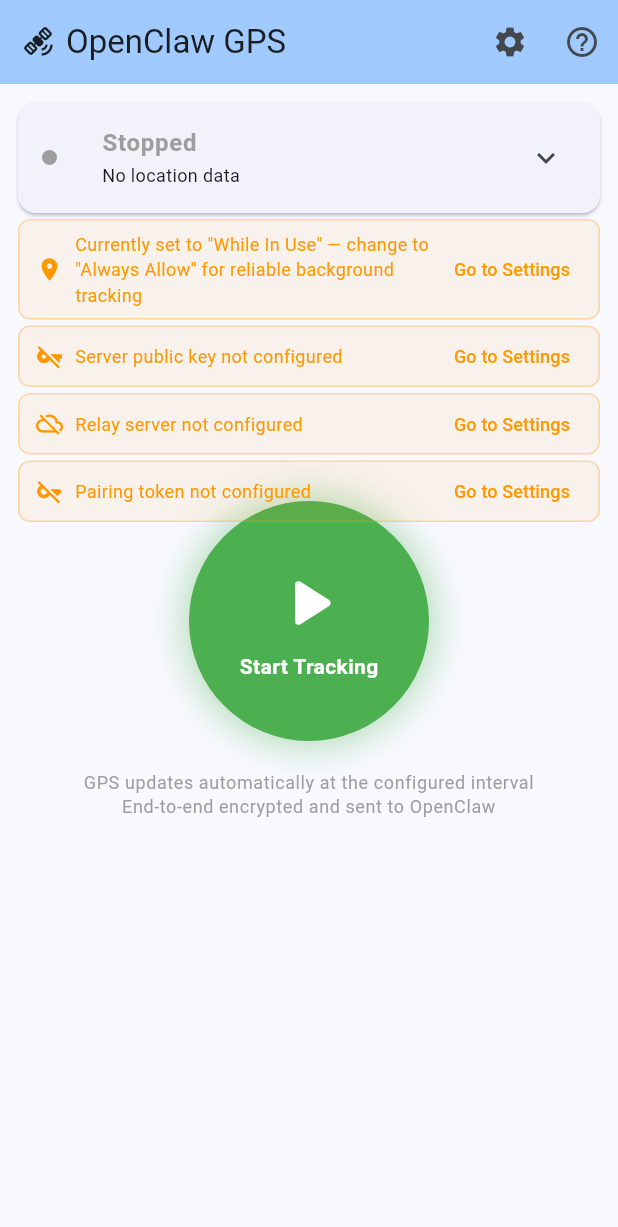
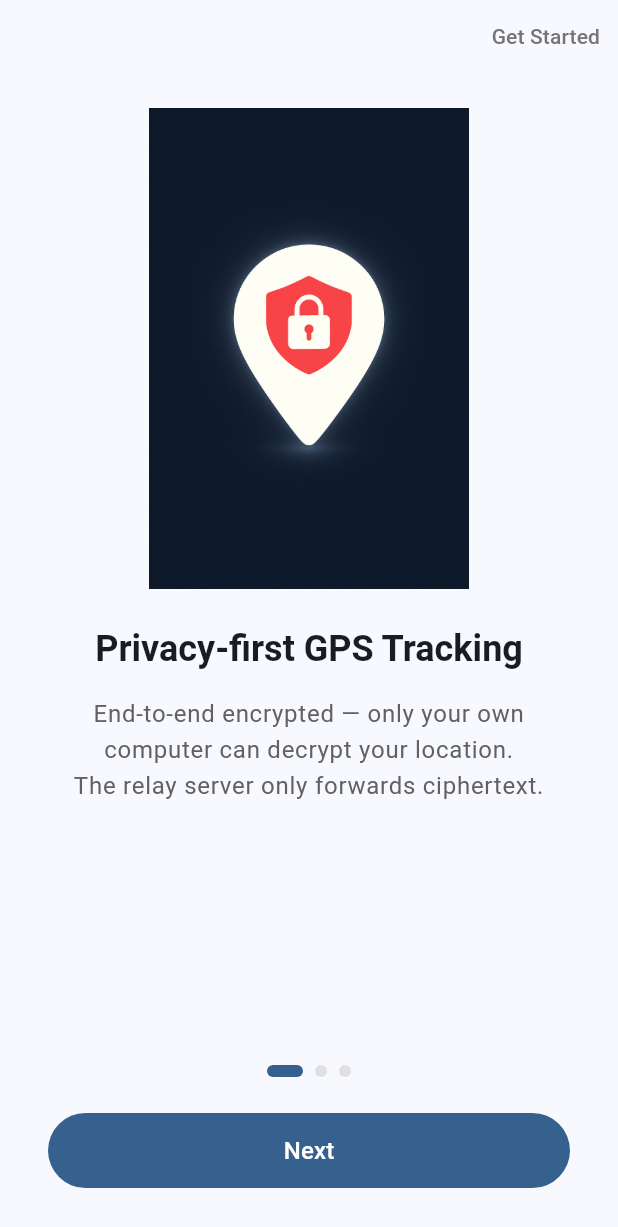
Before and after one commit to luna61ouo/gps-tracker-app, a Flutter app: the screen it shows after launch, on a phone screen of 412 x 824 dp. Shown: the top 1227 px of the screen. Run offline on Flutter 3.47's test engine with Material 3 defaults, Android fonts, the phone set to English and light mode, and no system bars; our stand-ins replace flutter_local_notifications, geolocator, permission_handler, sensors_plus, shared_preferences; missing offline and left inert: cryptography, flutter_background_service; project files that could hold a hidden picture were left out.

Commit message:
Add onboarding screen and rename relay label
- 3-page onboarding on first launch (privacy, architecture, setup guide)
- After completion, goes to main page and never shows again
- Rename 'Official Relay' to 'Default Relay' / '預設中繼'
- Add tutorial images as assets

Co-Authored-By: Claude Opus 4.6 (1M context) <noreply@anthropic.com>

```diff
--- a/lib/l10n/app_strings.dart
+++ b/lib/l10n/app_strings.dart
@@ -29,6 +29,16 @@ abstract class AppStrings {
   String get helpSetupTitle;
   String get helpSetupDesc;
   String get helpPrivacy;
+
+  // ── Onboarding ──────────────────────────────────────────────────────────
+  String get onboardingPage1Title;
+  String get onboardingPage1Body;
+  String get onboardingPage2Title;
+  String get onboardingPage2Body;
+  String get onboardingPage3Title;
+  String get onboardingPage3Body;
+  String get onboardingNext;
+  String get onboardingStart;
 
   // ── Common buttons ───────────────────────────────────────────────────────
   String get btnGotIt;
--- a/lib/l10n/strings_en.dart
+++ b/lib/l10n/strings_en.dart
@@ -30,6 +30,19 @@ class AppStringsEn extends AppStrings {
       'Install gps-bridge in OpenClaw — it will provide you with a Token and public key. Enter these in the app settings to complete pairing.';
   @override String get helpPrivacy =>
       'Security: the relay server only forwards encrypted data and cannot read your location.';
+
+  // ── Onboarding ──────────────────────────────────────────────────────────
+  @override String get onboardingPage1Title => 'Privacy-first GPS Tracking';
+  @override String get onboardingPage1Body =>
+      'End-to-end encrypted — only your own computer can decrypt your location.\nThe relay server only forwards ciphertext.';
+  @override String get onboardingPage2Title => 'How it works';
+  @override String get onboardingPage2Body =>
+      'Phone encrypts GPS → forwarded through relay → your computer decrypts and stores.\nOpenClaw queries your location locally.';
+  @override String get onboardingPage3Title => 'Quick Setup';
+  @override String get onboardingPage3Body =>
+      'Go to Settings → tap "Install Bridge"\n→ Copy the instructions to OpenClaw\n→ OpenClaw provides a pairing token and public key\n→ Enter them and start tracking';
+  @override String get onboardingNext => 'Next';
+  @override String get onboardingStart => 'Get Started';
 
   // ── Common buttons ───────────────────────────────────────────────────────
   @override String get btnGotIt => 'Got it';
@@ -76,7 +89,7 @@ class AppStringsEn extends AppStrings {
   // Relay section
   @override String get sectionRelay => 'Relay Server';
   @override String get relayDropdownHint => 'Not configured — tap + to add';
-  @override String get relayOfficialLabel => 'Official Relay';
+  @override String get relayOfficialLabel => 'Default Relay';
   @override String get relayAddTitle => 'Add Relay Server';
   @override String get relayAddHint => 'wss://example.com/relay';
   @override String get relayDeleteTitle => 'Delete Server';
--- a/lib/l10n/strings_zh.dart
+++ b/lib/l10n/strings_zh.dart
@@ -30,6 +30,19 @@ class AppStringsZh extends AppStrings {
       '在 OpenClaw 中安裝 gps-bridge，它會提供你 Token 和公鑰，輸入到本 App 的設定中即可完成配對。';
   @override String get helpPrivacy =>
       '資料安全：伺服器只轉送加密資料，無法讀取你的位置。';
+
+  // ── Onboarding ──────────────────────────────────────────────────────────
+  @override String get onboardingPage1Title => '隱私優先的 GPS 追蹤';
+  @override String get onboardingPage1Body =>
+      '端對端加密，你的位置只有你自己的電腦能解密。\n中繼伺服器只轉發密文，完全無法讀取。';
+  @override String get onboardingPage2Title => '運作方式';
+  @override String get onboardingPage2Body =>
+      '手機加密 GPS 座標 → 透過中繼伺服器轉發 → 你的電腦解密並儲存。\nOpenClaw 在本機查詢你的位置。';
+  @override String get onboardingPage3Title => '快速設定';
+  @override String get onboardingPage3Body =>
+      '進入設定頁 → 點選「安裝 Bridge」\n→ 複製指令貼給 OpenClaw\n→ OpenClaw 會提供配對碼和公鑰\n→ 填入後即可開始追蹤';
+  @override String get onboardingNext => '下一步';
+  @override String get onboardingStart => '開始使用';
 
   // ── Common buttons ───────────────────────────────────────────────────────
   @override String get btnGotIt => '了解了';
@@ -75,7 +88,7 @@ class AppStringsZh extends AppStrings {
   // Relay section
   @override String get sectionRelay => '中繼資料轉送伺服器';
   @override String get relayDropdownHint => '尚未設定，請點 + 新增';
-  @override String get relayOfficialLabel => '官方路由';
+  @override String get relayOfficialLabel => '預設中繼';
   @override String get relayAddTitle => '新增 Relay 伺服器';
   @override String get relayAddHint => 'wss://example.com/relay';
   @override String get relayDeleteTitle => '刪除伺服器';
--- a/lib/main.dart
+++ b/lib/main.dart
@@ -8,6 +8,7 @@ import 'package:shared_preferences/shared_preferences.dart';
 
 import 'config.dart';
 import 'l10n/localizations.dart';
+import 'screens/onboarding_screen.dart';
 import 'screens/settings_screen.dart';
 import 'services/background_service.dart';
 
@@ -71,9 +72,45 @@ class _GpsTrackerAppState extends State<GpsTrackerApp> {
           colorScheme: ColorScheme.fromSeed(seedColor: Colors.blue),
           useMaterial3: true,
         ),
-        home: const TrackingHomePage(),
+        home: const _AppEntry(),
       ),
     );
+  }
+}
+
+class _AppEntry extends StatefulWidget {
+  const _AppEntry();
+
+  @override
+  State<_AppEntry> createState() => _AppEntryState();
+}
+
+class _AppEntryState extends State<_AppEntry> {
+  bool? _onboardingComplete;
+
+  @override
+  void initState() {
+    super.initState();
+    _checkOnboarding();
+  }
+
+  Future<void> _checkOnboarding() async {
+    final prefs = await SharedPreferences.getInstance();
+    final done = prefs.getBool(kOnboardingCompleteKey) ?? false;
+    if (mounted) setState(() => _onboardingComplete = done);
+  }
+
+  @override
+  Widget build(BuildContext context) {
+    if (_onboardingComplete == null) {
+      return const Scaffold(body: Center(child: CircularProgressIndicator()));
+    }
+    if (_onboardingComplete == false) {
+      return OnboardingScreen(
+        onComplete: () => setState(() => _onboardingComplete = true),
+      );
+    }
+    return const TrackingHomePage();
   }
 }
 
--- /dev/null
+++ b/lib/screens/onboarding_screen.dart
@@ -0,0 +1,176 @@
+import 'package:flutter/material.dart';
+import 'package:shared_preferences/shared_preferences.dart';
+
+import '../l10n/localizations.dart';
+
+const String kOnboardingCompleteKey = 'onboarding_complete';
+
+class OnboardingScreen extends StatefulWidget {
+  final VoidCallback onComplete;
+
+  const OnboardingScreen({super.key, required this.onComplete});
+
+  @override
+  State<OnboardingScreen> createState() => _OnboardingScreenState();
+}
+
+class _OnboardingScreenState extends State<OnboardingScreen> {
+  final _controller = PageController();
+  int _currentPage = 0;
+
+  @override
+  void dispose() {
+    _controller.dispose();
+    super.dispose();
+  }
+
+  Future<void> _complete() async {
+    final prefs = await SharedPreferences.getInstance();
+    await prefs.setBool(kOnboardingCompleteKey, true);
+    widget.onComplete();
+  }
+
+  @override
+  Widget build(BuildContext context) {
+    final s = AppL10n.of(context);
+    final pages = [
+      _OnboardingPage(
+        image: 'assets/onboarding/page1.png',
+        title: s.onboardingPage1Title,
+        body: s.onboardingPage1Body,
+      ),
+      _OnboardingPage(
+        image: 'assets/onboarding/page2.png',
+        title: s.onboardingPage2Title,
+        body: s.onboardingPage2Body,
+      ),
+      _OnboardingPage(
+        image: 'assets/onboarding/page3.png',
+        title: s.onboardingPage3Title,
+        body: s.onboardingPage3Body,
+      ),
+    ];
+
+    final isLastPage = _currentPage == pages.length - 1;
+
+    return Scaffold(
+      body: SafeArea(
+        child: Column(
+          children: [
+            // Skip button
+            Align(
+              alignment: Alignment.topRight,
+              child: TextButton(
+                onPressed: _complete,
+                child: Text(
+                  s.onboardingStart,
+                  style: TextStyle(color: Colors.grey.shade600),
+                ),
+              ),
+            ),
+            // Pages
+            Expanded(
+              child: PageView(
+                controller: _controller,
+                onPageChanged: (i) => setState(() => _currentPage = i),
+                children: pages,
+              ),
+            ),
+            // Dots indicator
+            Row(
+              mainAxisAlignment: MainAxisAlignment.center,
+              children: List.generate(pages.length, (i) {
+                return Container(
+                  margin: const EdgeInsets.symmetric(horizontal: 4),
+                  width: _currentPage == i ? 24 : 8,
+                  height: 8,
+                  decoration: BoxDecoration(
+                    color: _currentPage == i
+                        ? Theme.of(context).colorScheme.primary
+                        : Colors.grey.shade300,
+                    borderRadius: BorderRadius.circular(4),
+                  ),
+                );
+              }),
+            ),
+            const SizedBox(height: 24),
+            // Button
+            Padding(
+              padding: const EdgeInsets.symmetric(horizontal: 32),
+              child: SizedBox(
+                width: double.infinity,
+                height: 50,
+                child: FilledButton(
+                  onPressed: isLastPage
+                      ? _complete
+                      : () => _controller.nextPage(
+                            duration: const Duration(milliseconds: 300),
+                            curve: Curves.easeInOut,
+                          ),
+                  child: Text(
+                    isLastPage ? s.onboardingStart : s.onboardingNext,
+                    style: const TextStyle(fontSize: 16),
+                  ),
+                ),
+              ),
+            ),
+            const SizedBox(height: 32),
+          ],
+        ),
+      ),
+    );
+  }
+}
+
+class _OnboardingPage extends StatelessWidget {
+  final String image;
+  final String title;
+  final String body;
+
+  const _OnboardingPage({
+    required this.image,
+    required this.title,
+    required this.body,
+  });
+
+  @override
+  Widget build(BuildContext context) {
+    return Padding(
+      padding: const EdgeInsets.symmetric(horizontal: 32),
+      child: Column(
+        mainAxisAlignment: MainAxisAlignment.center,
+        children: [
+          Expanded(
+            flex: 3,
+            child: Padding(
+              padding: const EdgeInsets.all(24),
+              child: Image.asset(
+                image,
+                fit: BoxFit.contain,
+              ),
+            ),
+          ),
+          Text(
+            title,
+            style: Theme.of(context).textTheme.headlineSmall?.copyWith(
+                  fontWeight: FontWeight.bold,
+                ),
+            textAlign: TextAlign.center,
+          ),
+          const SizedBox(height: 16),
+          Expanded(
+            flex: 2,
+            child: Text(
+              body,
+              style: Theme.of(context).textTheme.bodyLarge?.copyWith(
+                    color: Colors.grey.shade700,
+                    height: 1.5,
+                  ),
+              textAlign: TextAlign.center,
+            ),
+          ),
+        ],
+      ),
+    );
+  }
+}
--- a/pubspec.yaml
+++ b/pubspec.yaml
@@ -41,3 +41,5 @@ flutter_launcher_icons:
 
 flutter:
   uses-material-design: true
+  assets:
+    - assets/onboarding/
```
Also changed, not shown: assets/onboarding/page1.png (added), assets/onboarding/page2.png (added), assets/onboarding/page3.png (added).
